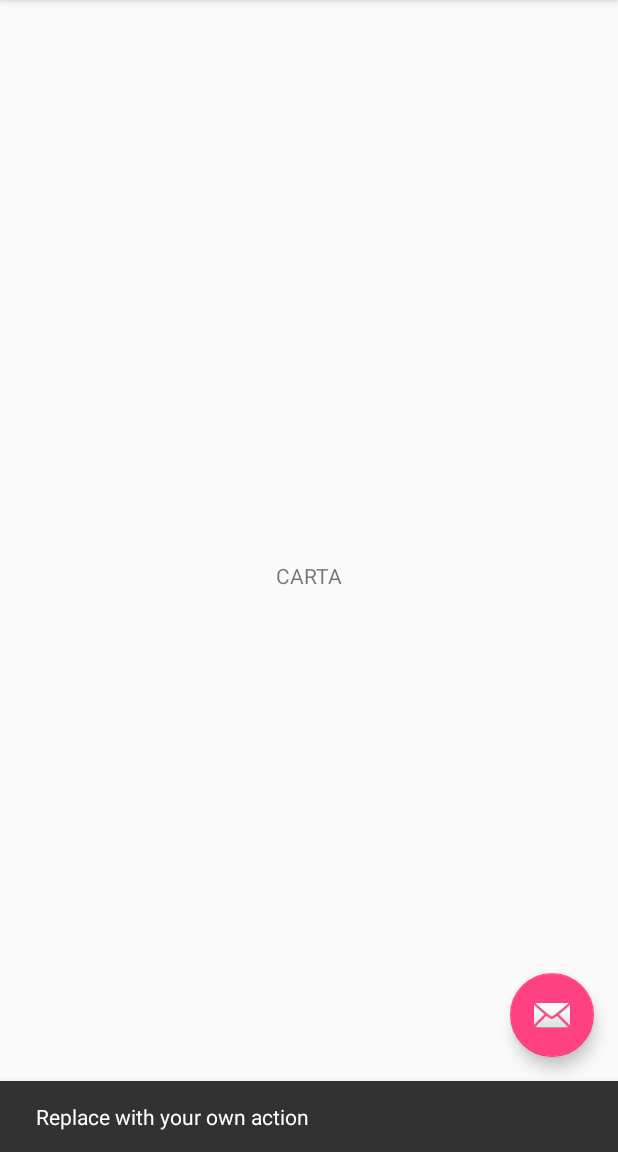
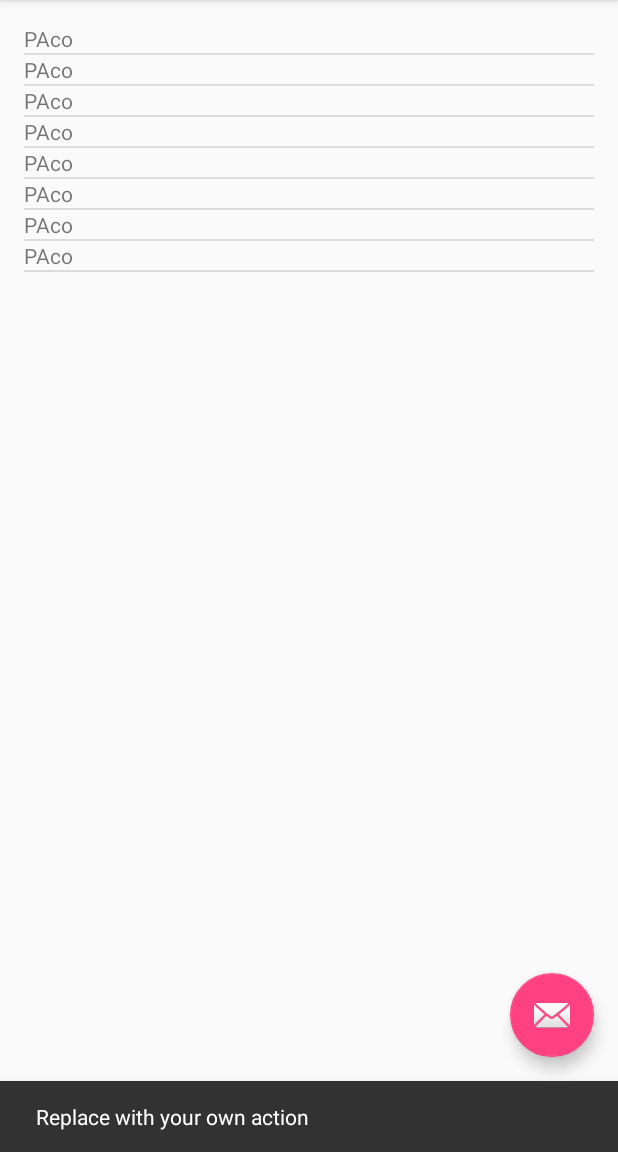
Before and after one commit to a15jairogc/sotApp, an Android app: the fragment FragmentAlergeno placed in its activity, after a tap on an icon or button, on a phone screen of 412 x 824 dp, the part 84-1236 px from its top. Run offline under Robolectric (Android 15) with nearby library versions, the phone set to English and light mode, and no system bars.

Commit message:
second commit

```diff
--- a/app/src/main/java/com/example/root/alergenos/FragmentAlergeno.java
+++ b/app/src/main/java/com/example/root/alergenos/FragmentAlergeno.java
@@ -6,6 +6,13 @@ import android.support.v4.app.Fragment;
 import android.view.LayoutInflater;
 import android.view.View;
 import android.view.ViewGroup;
+import android.widget.ListView;
+
+import com.example.root.alergenos.adaptador.AdaptadorAlergeno;
+import com.example.root.alergenos.clase.Alergenos;
+
+import java.lang.reflect.Array;
+import java.util.ArrayList;
 
 /**
  * Created by root on 2/06/16.
@@ -13,12 +20,32 @@ import android.view.ViewGroup;
 public class FragmentAlergeno extends Fragment{
 
     public static final String TAG = "FragCarta";
+    private AdaptadorAlergeno adaptadorAlergeno;
+    private ArrayList<Alergenos> alergenosArrayList;
+    private ListView listViewAlergeno;
+    MainActivity mainActivity;
 
 
     @Nullable
     @Override
     public View onCreateView(LayoutInflater inflater, @Nullable ViewGroup container, @Nullable Bundle savedInstanceState) {
         View view = inflater.inflate(R.layout.fragment_carta, container, false);
+
+        mainActivity = (MainActivity) getActivity();
+
+        listViewAlergeno= (ListView) view.findViewById(R.id.listaAlergenos);
+        alergenosArrayList = new ArrayList<>();
+        alergenosArrayList.add(new Alergenos("PAco"));
+        alergenosArrayList.add(new Alergenos("PAco"));
+        alergenosArrayList.add(new Alergenos("PAco"));
+        alergenosArrayList.add(new Alergenos("PAco"));
+        alergenosArrayList.add(new Alergenos("PAco"));
+        alergenosArrayList.add(new Alergenos("PAco"));
+        alergenosArrayList.add(new Alergenos("PAco"));
+        alergenosArrayList.add(new Alergenos("PAco"));
+
+        adaptadorAlergeno = new AdaptadorAlergeno(mainActivity,alergenosArrayList);
+        listViewAlergeno.setAdapter(adaptadorAlergeno);
         return view;
     }
 
--- a/app/src/main/java/com/example/root/alergenos/adaptador/AdaptadorAlergeno.java
+++ b/app/src/main/java/com/example/root/alergenos/adaptador/AdaptadorAlergeno.java
@@ -1,6 +1,7 @@
 package com.example.root.alergenos.adaptador;
 
 import android.content.Context;
+import android.graphics.drawable.Drawable;
 import android.view.LayoutInflater;
 import android.view.View;
 import android.view.ViewGroup;
@@ -30,6 +31,7 @@ public class AdaptadorAlergeno extends BaseAdapter{
 
     private static class ViewHolder{
         private ImageView imgAlergenos;
+        private TextView nombreAlergeno;
 
     }
 
@@ -56,19 +58,19 @@ public class AdaptadorAlergeno extends BaseAdapter{
 
         if(convertView==null){
 
-            convertView = inflater.inflate(R.layout.lv_list_row_directiva,parent,false);
+            convertView = inflater.inflate(R.layout.lv_list_row_alergenos,parent,false);
             holder = new ViewHolder();
 
-            holder.tvApellidosD = (TextView) convertView.findViewById(R.id.tvApellidosD_Lvrow);
-
+            //holder.imgAlergenos = (ImageView) convertView.findViewById(R.id.imgAlergeno);
+            holder.nombreAlergeno = (TextView) convertView.findViewById(R.id.tvAlergeno);
             convertView.setTag(holder);
 
         }else{holder = (ViewHolder) convertView.getTag();}
 
         mAlergenos = (Alergenos) getItem(position);
 
-        holder.imgAlergenos.setImageDrawable(mAlergenos.getImg());
-
+//        holder.imgAlergenos.setImageResource();
+          holder.nombreAlergeno.setText(mAlergenos.getNombre());
         return convertView;
     }
 
--- a/app/src/main/java/com/example/root/alergenos/clase/Alergenos.java
+++ b/app/src/main/java/com/example/root/alergenos/clase/Alergenos.java
@@ -1,4 +1,6 @@
 package com.example.root.alergenos.clase;
+
+import android.widget.ImageView;
 
 /**
  * Created by jairo on 2/06/16.
@@ -7,13 +9,16 @@ public class Alergenos {
 
     public String id;
     public String nombre;
-    public String img;
+    public ImageView img;
 
+    public Alergenos(String nombre) {
+        this.nombre = nombre;
+    }
 
     public Alergenos() {
     }
 
-    public Alergenos(String nombre, String id, String img) {
+    public Alergenos(String nombre, String id, ImageView img) {
         this.nombre = nombre;
         this.id = id;
         this.img = img;
@@ -35,11 +40,11 @@ public class Alergenos {
         this.nombre = nombre;
     }
 
-    public String getImg() {
+    public ImageView getImg() {
         return img;
     }
 
-    public void setImg(String img) {
+    public void setImg(ImageView img) {
         this.img = img;
     }
 }
--- a/app/src/main/res/layout/fragment_carta.xml
+++ b/app/src/main/res/layout/fragment_carta.xml
@@ -3,10 +3,9 @@
     android:orientation="vertical" android:layout_width="match_parent"
     android:layout_height="match_parent">
 
-    <TextView
+    <ListView
         android:layout_width="match_parent"
         android:layout_height="match_parent"
-        android:text="CARTA"
-        android:gravity="center"/>
+        android:id="@+id/listaAlergenos"/>
 
 </LinearLayout>
--- /dev/null
+++ b/app/src/main/res/layout/lv_list_row_alergenos.xml
@@ -0,0 +1,17 @@
+<?xml version="1.0" encoding="utf-8"?>
+<LinearLayout xmlns:android="http://schemas.android.com/apk/res/android"
+    android:orientation="vertical" android:layout_width="match_parent"
+    android:layout_height="match_parent">
+
+    <!--<ImageView-->
+        <!--android:layout_width="match_parent"-->
+        <!--android:layout_height="wrap_content"-->
+        <!--android:id="@+id/imgAlergeno"-->
+        <!--/>-->
+
+        <TextView
+            android:layout_width="match_parent"
+            android:layout_height="wrap_content"
+            android:id="@+id/tvAlergeno"/>
+
+</LinearLayout>
```
Also changed, not shown: app/src/main/java/com/example/root/alergenos/MainActivity.java (+9 -0 lines).
